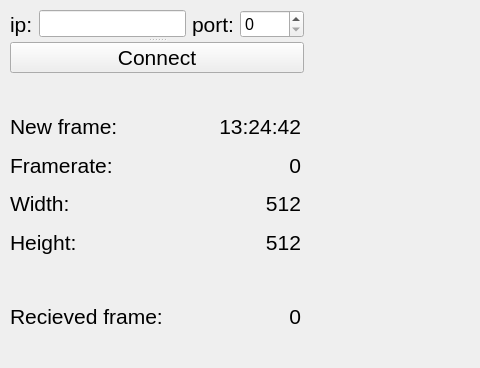
This is src/qt-viewreciever/gui/recivermainwindow.ui in ueberaccelerate/image-generator-server-client as Qt 5 draws it before an edit; both pictures show x 0 to 480 and y 0 to 368 of the 907 by 573 pixel window. The edited form follows.
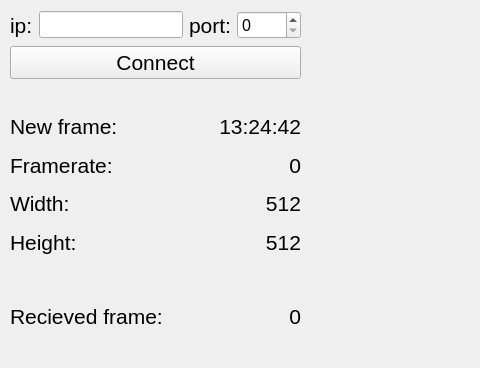
This is the edited form.

Patch:
```diff
--- a/src/qt-viewreciever/gui/recivermainwindow.ui
+++ b/src/qt-viewreciever/gui/recivermainwindow.ui
@@ -77,88 +77,6 @@
      <set>Qt::AlignCenter</set>
     </property>
    </widget>
-   <widget class="QSplitter" name="splitter">
-    <property name="geometry">
-     <rect>
-      <x>10</x>
-      <y>10</y>
-      <width>294</width>
-      <height>63</height>
-     </rect>
-    </property>
-    <property name="orientation">
-     <enum>Qt::Vertical</enum>
-    </property>
-    <widget class="QWidget" name="layoutWidget">
-     <layout class="QHBoxLayout" name="horizontalLayout">
-      <item>
-       <widget class="QLabel" name="ipLabel">
-        <property name="font">
-         <font>
-          <pointsize>16</pointsize>
-         </font>
-        </property>
-        <property name="text">
-         <string>ip:</string>
-        </property>
-       </widget>
-      </item>
-      <item>
-       <widget class="QLineEdit" name="ipLineEdit">
-        <property name="sizePolicy">
-         <sizepolicy hsizetype="Expanding" vsizetype="Fixed">
-          <horstretch>0</horstretch>
-          <verstretch>0</verstretch>
-         </sizepolicy>
-        </property>
-        <property name="font">
-         <font>
-          <family>Segoe UI</family>
-          <pointsize>12</pointsize>
-         </font>
-        </property>
-       </widget>
-      </item>
-      <item>
-       <widget class="QLabel" name="portLabel">
-        <property name="font">
-         <font>
-          <family>Segoe UI</family>
-          <pointsize>16</pointsize>
-         </font>
-        </property>
-        <property name="text">
-         <string>port:</string>
-        </property>
-       </widget>
-      </item>
-      <item>
-       <widget class="QSpinBox" name="portSpinBox">
-        <property name="font">
-         <font>
-          <family>Segoe UI</family>
-          <pointsize>12</pointsize>
-         </font>
-        </property>
-        <property name="maximum">
-         <number>9999</number>
-        </property>
-       </widget>
-      </item>
-     </layout>
-    </widget>
-    <widget class="QPushButton" name="connectionButton">
-     <property name="font">
-      <font>
-       <family>Segoe UI</family>
-       <pointsize>16</pointsize>
-      </font>
-     </property>
-     <property name="text">
-      <string>Connect</string>
-     </property>
-    </widget>
-   </widget>
    <widget class="QTextBrowser" name="savePathLabel">
     <property name="geometry">
      <rect>
@@ -175,7 +93,7 @@
      </font>
     </property>
    </widget>
-   <widget class="QWidget" name="">
+   <widget class="QWidget" name="layoutWidget">
     <property name="geometry">
      <rect>
       <x>10</x>
@@ -334,7 +252,7 @@
      </item>
     </layout>
    </widget>
-   <widget class="QWidget" name="">
+   <widget class="QWidget" name="layoutWidget">
     <property name="geometry">
      <rect>
       <x>10</x>
@@ -418,6 +336,89 @@
      </item>
     </layout>
    </widget>
+   <widget class="QWidget" name="">
+    <property name="geometry">
+     <rect>
+      <x>10</x>
+      <y>10</y>
+      <width>291</width>
+      <height>71</height>
+     </rect>
+    </property>
+    <layout class="QVBoxLayout" name="verticalLayout_3">
+     <item>
+      <layout class="QHBoxLayout" name="horizontalLayout">
+       <item>
+        <widget class="QLabel" name="ipLabel">
+         <property name="font">
+          <font>
+           <pointsize>16</pointsize>
+          </font>
+         </property>
+         <property name="text">
+          <string>ip:</string>
+         </property>
+        </widget>
+       </item>
+       <item>
+        <widget class="QLineEdit" name="ipLineEdit">
+         <property name="sizePolicy">
+          <sizepolicy hsizetype="Expanding" vsizetype="Fixed">
+           <horstretch>0</horstretch>
+           <verstretch>0</verstretch>
+          </sizepolicy>
+         </property>
+         <property name="font">
+          <font>
+           <family>Segoe UI</family>
+           <pointsize>12</pointsize>
+          </font>
+         </property>
+        </widget>
+       </item>
+       <item>
+        <widget class="QLabel" name="portLabel">
+         <property name="font">
+          <font>
+           <family>Segoe UI</family>
+           <pointsize>16</pointsize>
+          </font>
+         </property>
+         <property name="text">
+          <string>port:</string>
+         </property>
+        </widget>
+       </item>
+       <item>
+        <widget class="QSpinBox" name="portSpinBox">
+         <property name="font">
+          <font>
+           <family>Segoe UI</family>
+           <pointsize>12</pointsize>
+          </font>
+         </property>
+         <property name="maximum">
+          <number>9999</number>
+         </property>
+        </widget>
+       </item>
+      </layout>
+     </item>
+     <item>
+      <widget class="QPushButton" name="connectionButton">
+       <property name="font">
+        <font>
+         <family>Segoe UI</family>
+         <pointsize>16</pointsize>
+        </font>
+       </property>
+       <property name="text">
+        <string>Connect</string>
+       </property>
+      </widget>
+     </item>
+    </layout>
+   </widget>
   </widget>
   <widget class="QMenuBar" name="menubar">
    <property name="geometry">
```
